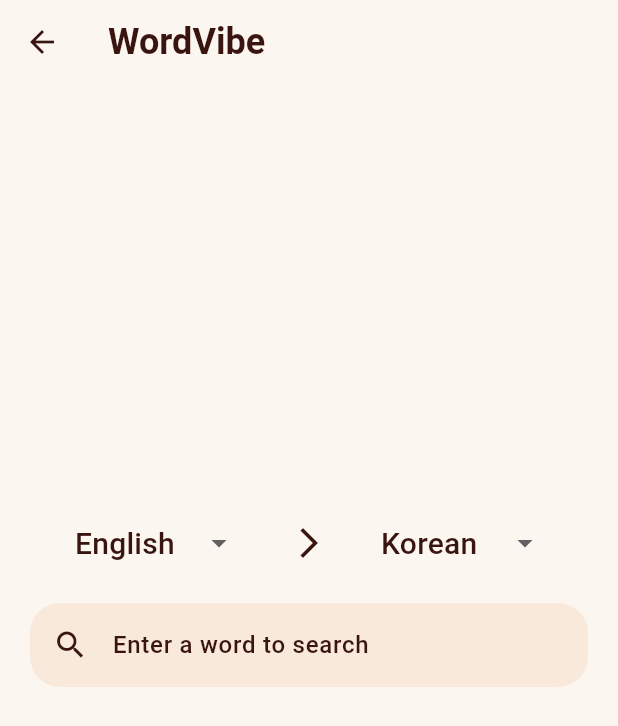
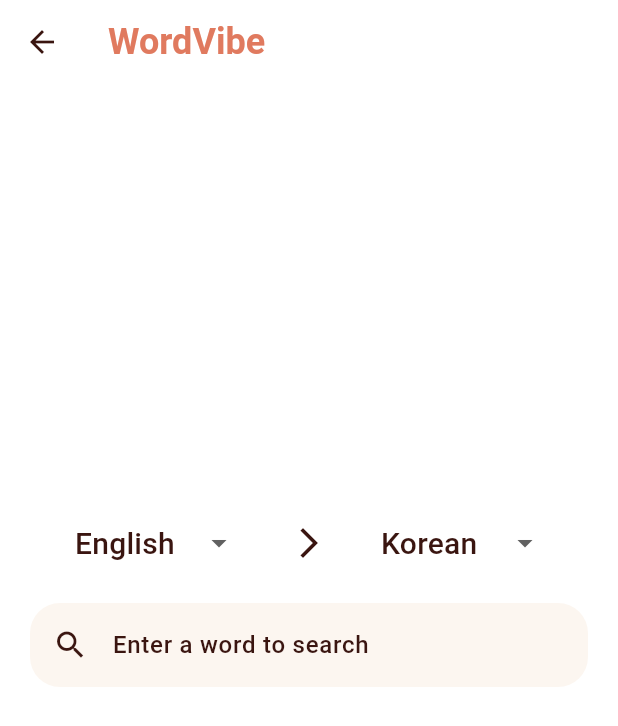
Before and after one commit to barryahn/AI-Dictionary, a Flutter app: the _HomeTab screen opened directly, on a phone screen of 412 x 824 dp. Shown: the top 726 px of the screen. Run offline on Flutter 3.47's test engine with Material 3 defaults, Android fonts, the phone set to English and light mode, and no system bars; drawn by our look-alikes of dropdown_button2; our stand-ins replace cloud_firestore, firebase_auth, firebase_core, firebase_crashlytics, flutter_dotenv, fluttertoast and 5 more; missing offline and left inert: dart_openai, flutter_langdetect, google_mlkit_language_id, gpt_markdown; accounts and stored records are empty; Roboto replaces fonts that are missing (SunBatang).

Commit message:
Update color scheme for MAIN
Changed background and text colors in the main and home tab screens to use 'colors.white' and 'colors.primary' for a cleaner appearance. Also updated a container color to 'colors.extraLight' for improved visual consistency.

```diff
--- a/lib/main.dart
+++ b/lib/main.dart
@@ -183,7 +183,7 @@ class _MyHomePageState extends State<MyHomePage> {
           showSelectedLabels: false,
           showUnselectedLabels: false,
           type: BottomNavigationBarType.fixed,
-          backgroundColor: colors.background,
+          backgroundColor: colors.white,
         ),
       ),
     );
@@ -240,18 +240,18 @@ class _HomeTabState extends State<_HomeTab> {
     final colors = themeService.colors;
 
     return Scaffold(
-      backgroundColor: colors.background,
+      backgroundColor: colors.white,
       appBar: AppBar(
         title: Text(
           AppLocalizations.of(context).get('app_title'),
           style: TextStyle(
-            color: colors.text,
+            color: colors.primary,
             fontSize: 24,
             fontWeight: FontWeight.bold,
             fontFamily: 'SunBatang',
           ),
         ),
-        backgroundColor: colors.background,
+        backgroundColor: colors.white,
         elevation: 0,
       ),
       body: Padding(
@@ -392,7 +392,7 @@ class _HomeTabState extends State<_HomeTab> {
               },
               child: Container(
                 decoration: BoxDecoration(
-                  color: colors.light,
+                  color: colors.extraLight,
                   borderRadius: BorderRadius.circular(20),
                 ),
                 padding: const EdgeInsets.symmetric(
```
